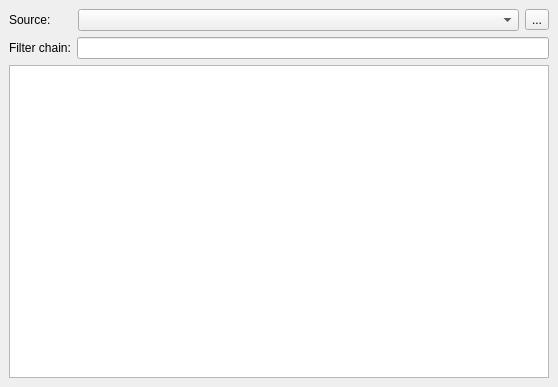
First picture: the form in CapraVision/client/qt/uifiles/WinFilterChain.ui, repository Octets/SeaGoatVision, before the edit.
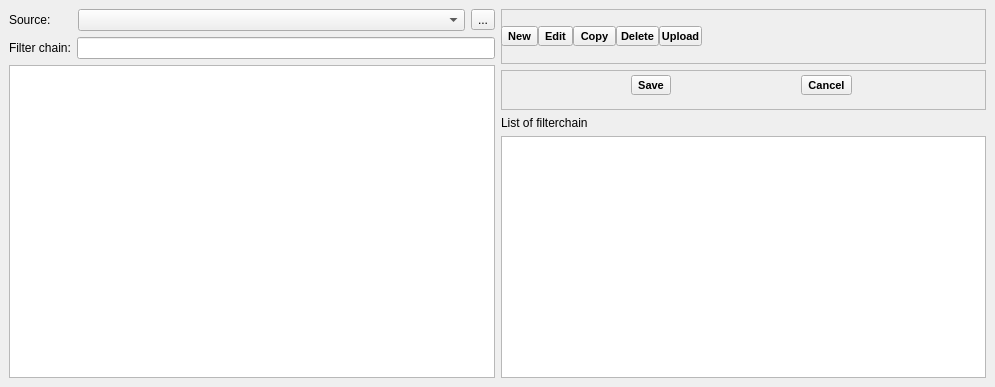
Second picture: the form after the edit. Icons and pictures are not drawn.

Commit message: Change default client for QT.\nAdd configuration.py and configuration file.\nRework filterchain to work at distance.Move some button in the interface. Can load all filterchain in same time. Add a system to edit a filterchain, save it or cancel it.

Diff of the .ui file:
```diff
--- a/CapraVision/client/qt/uifiles/WinFilterChain.ui
+++ b/CapraVision/client/qt/uifiles/WinFilterChain.ui
@@ -6,7 +6,7 @@
    <rect>
     <x>0</x>
     <y>0</y>
-    <width>558</width>
+    <width>995</width>
     <height>387</height>
    </rect>
   </property>
@@ -17,7 +17,9 @@
    <string>WinFilterChain</string>
   </property>
   <widget class="QWidget" name="centralwidget">
-   <layout class="QVBoxLayout" name="verticalLayout">
+   <layout class="QHBoxLayout" name="verticalLayout">
+    <item>
+     <layout class="QVBoxLayout" name="verticalLayout_filter">
     <item>
      <layout class="QHBoxLayout" name="horizontalLayout_3">
       <item>
@@ -61,6 +63,233 @@
     </item>
     <item>
      <widget class="QListWidget" name="filterListWidget"/>
+      </item>
+     </layout>
+    </item>
+    <item>
+     <layout class="QVBoxLayout" name="verticalLayout_filterchain">
+      <item>
+       <layout class="QVBoxLayout" name="verticalLayout_4">
+        <item>
+         <widget class="QFrame" name="frame_edit">
+          <property name="minimumSize">
+           <size>
+            <width>0</width>
+            <height>55</height>
+           </size>
+          </property>
+          <property name="frameShape">
+           <enum>QFrame::StyledPanel</enum>
+          </property>
+          <property name="frameShadow">
+           <enum>QFrame::Raised</enum>
+          </property>
+          <widget class="QWidget" name="layoutWidget">
+           <property name="geometry">
+            <rect>
+             <x>0</x>
+             <y>0</y>
+             <width>201</width>
+             <height>54</height>
+            </rect>
+           </property>
+           <layout class="QHBoxLayout" name="horizontalLayout_edit">
+            <property name="spacing">
+             <number>0</number>
+            </property>
+            <property name="sizeConstraint">
+             <enum>QLayout::SetDefaultConstraint</enum>
+            </property>
+            <item>
+             <widget class="QToolButton" name="newButton">
+              <property name="font">
+               <font>
+                <pointsize>8</pointsize>
+                <weight>75</weight>
+                <italic>false</italic>
+                <bold>true</bold>
+               </font>
+              </property>
+              <property name="text">
+               <string>New</string>
+              </property>
+              <property name="icon">
+               <iconset>
+                <normaloff>../../../../../../../usr/share/icons/gnome/24x24/actions/document-new.png</normaloff>../../../../../../../usr/share/icons/gnome/24x24/actions/document-new.png</iconset>
+              </property>
+              <property name="toolButtonStyle">
+               <enum>Qt::ToolButtonTextUnderIcon</enum>
+              </property>
+             </widget>
+            </item>
+            <item>
+             <widget class="QToolButton" name="editButton">
+              <property name="font">
+               <font>
+                <pointsize>8</pointsize>
+                <weight>75</weight>
+                <italic>false</italic>
+                <bold>true</bold>
+               </font>
+              </property>
+              <property name="text">
+               <string>Edit</string>
+              </property>
+              <property name="toolButtonStyle">
+               <enum>Qt::ToolButtonTextUnderIcon</enum>
+              </property>
+             </widget>
+            </item>
+            <item>
+             <widget class="QToolButton" name="copyButton">
+              <property name="font">
+               <font>
+                <pointsize>8</pointsize>
+                <weight>75</weight>
+                <bold>true</bold>
+               </font>
+              </property>
+              <property name="text">
+               <string>Copy</string>
+              </property>
+              <property name="icon">
+               <iconset>
+                <normaloff>../../../../../../../usr/share/icons/gnome/24x24/actions/edit-copy.png</normaloff>../../../../../../../usr/share/icons/gnome/24x24/actions/edit-copy.png</iconset>
+              </property>
+              <property name="toolButtonStyle">
+               <enum>Qt::ToolButtonTextUnderIcon</enum>
+              </property>
+             </widget>
+            </item>
+            <item>
+             <widget class="QToolButton" name="deleteButton">
+              <property name="font">
+               <font>
+                <pointsize>8</pointsize>
+                <weight>75</weight>
+                <bold>true</bold>
+               </font>
+              </property>
+              <property name="text">
+               <string>Delete</string>
+              </property>
+              <property name="icon">
+               <iconset>
+                <normaloff>../../../../../../../usr/share/icons/gnome/24x24/actions/edit-delete.png</normaloff>../../../../../../../usr/share/icons/gnome/24x24/actions/edit-delete.png</iconset>
+              </property>
+              <property name="toolButtonStyle">
+               <enum>Qt::ToolButtonTextUnderIcon</enum>
+              </property>
+             </widget>
+            </item>
+            <item>
+             <widget class="QToolButton" name="uploadButton">
+              <property name="font">
+               <font>
+                <pointsize>8</pointsize>
+                <weight>75</weight>
+                <italic>false</italic>
+                <bold>true</bold>
+               </font>
+              </property>
+              <property name="text">
+               <string>Upload</string>
+              </property>
+              <property name="toolButtonStyle">
+               <enum>Qt::ToolButtonTextUnderIcon</enum>
+              </property>
+             </widget>
+            </item>
+           </layout>
+          </widget>
+         </widget>
+        </item>
+        <item>
+         <widget class="QFrame" name="frame_editing">
+          <property name="enabled">
+           <bool>true</bool>
+          </property>
+          <property name="minimumSize">
+           <size>
+            <width>0</width>
+            <height>40</height>
+           </size>
+          </property>
+          <property name="autoFillBackground">
+           <bool>false</bool>
+          </property>
+          <property name="frameShape">
+           <enum>QFrame::StyledPanel</enum>
+          </property>
+          <property name="frameShadow">
+           <enum>QFrame::Raised</enum>
+          </property>
+          <widget class="QWidget" name="horizontalLayoutWidget">
+           <property name="geometry">
+            <rect>
+             <x>0</x>
+             <y>0</y>
+             <width>481</width>
+             <height>31</height>
+            </rect>
+           </property>
+           <layout class="QHBoxLayout" name="horizontalLayout_editing">
+            <property name="spacing">
+             <number>0</number>
+            </property>
+            <item>
+             <widget class="QToolButton" name="saveButton">
+              <property name="font">
+               <font>
+                <pointsize>8</pointsize>
+                <weight>75</weight>
+                <italic>false</italic>
+                <bold>true</bold>
+               </font>
+              </property>
+              <property name="text">
+               <string>Save</string>
+              </property>
+              <property name="toolButtonStyle">
+               <enum>Qt::ToolButtonTextUnderIcon</enum>
+              </property>
+             </widget>
+            </item>
+            <item>
+             <widget class="QToolButton" name="cancelButton">
+              <property name="font">
+               <font>
+                <pointsize>8</pointsize>
+                <weight>75</weight>
+                <italic>false</italic>
+                <bold>true</bold>
+               </font>
+              </property>
+              <property name="text">
+               <string>Cancel</string>
+              </property>
+              <property name="toolButtonStyle">
+               <enum>Qt::ToolButtonTextUnderIcon</enum>
+              </property>
+             </widget>
+            </item>
+           </layout>
+          </widget>
+         </widget>
+        </item>
+        <item>
+         <widget class="QLabel" name="label_2">
+          <property name="text">
+           <string>List of filterchain</string>
+          </property>
+         </widget>
+        </item>
+        <item>
+         <widget class="QListWidget" name="filterchainListWidget"/>
+        </item>
+       </layout>
+      </item>
+     </layout>
     </item>
    </layout>
   </widget>
```
Lines whose indentation alone changed are shown as unchanged. The commit also changes 10 other files.
